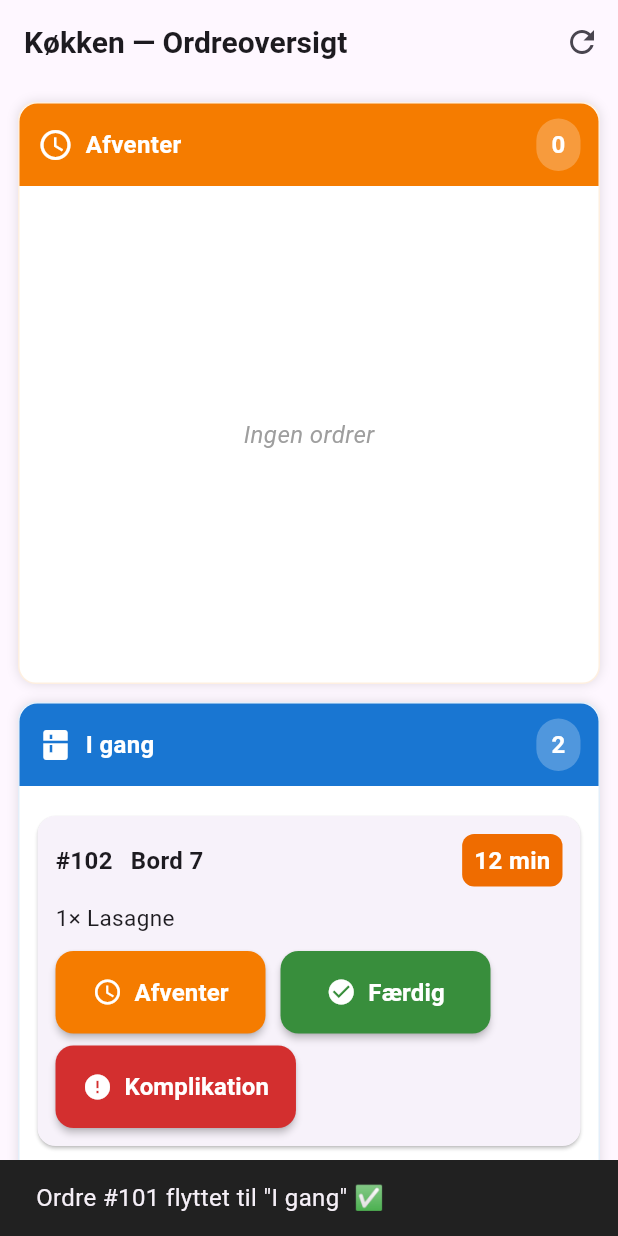
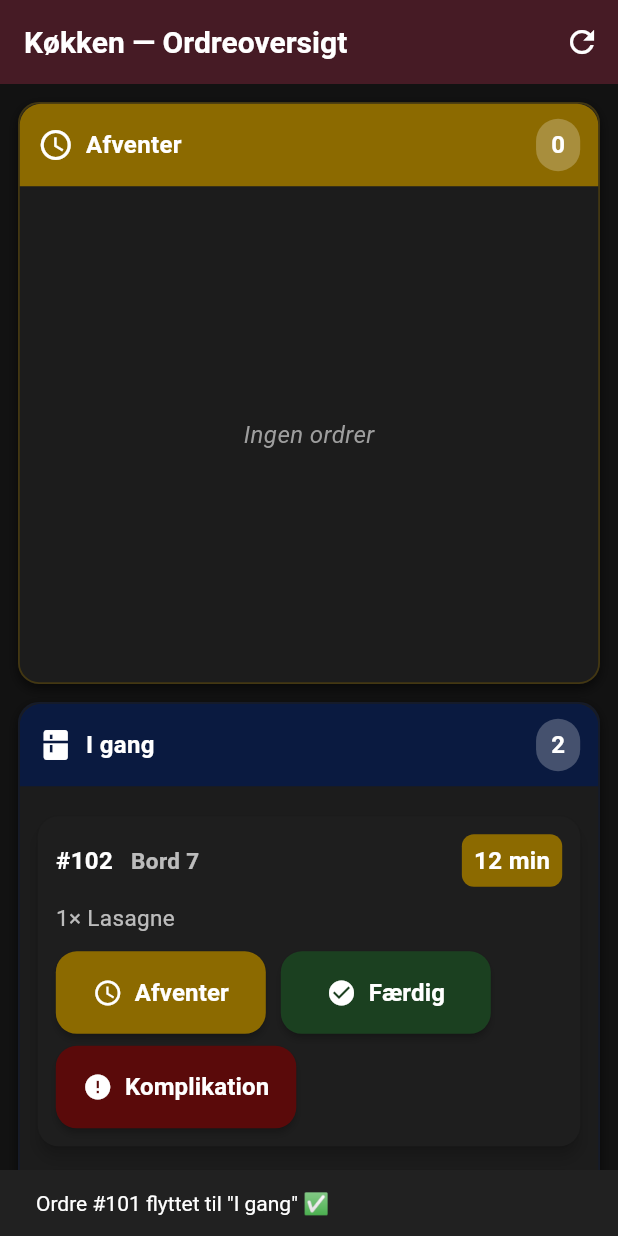
Before and after one commit to IamCobra/vesuvius, a Flutter app: the screen it shows after launch, after a tap on "I gang", on a phone screen of 412 x 824 dp. Run offline on Flutter 3.47's test engine with Material 3 defaults, Android fonts, the light colour scheme and no system bars.

Commit message:
køkken skiftet farver

```diff
--- a/kitchen_app/lib/main.dart
+++ b/kitchen_app/lib/main.dart
@@ -13,11 +13,54 @@ class KitchenApp extends StatelessWidget {
     return MaterialApp(
       title: 'Køkken Skærm',
       theme: ThemeData(
-        primarySwatch: Colors.green,
+        brightness: Brightness.dark,
+        primaryColor: const Color(0xFF3A0D12), // dyb burgundy
+        scaffoldBackgroundColor: const Color(0xFF121212), // næsten sort
         textTheme: const TextTheme(
-          bodyMedium: TextStyle(fontSize: 16),
-          bodySmall: TextStyle(fontSize: 14),
-          titleLarge: TextStyle(fontSize: 20, fontWeight: FontWeight.w700),
+          bodyMedium: TextStyle(fontSize: 16, color: Color(0xFFE0E0E0)),
+          bodySmall: TextStyle(fontSize: 14, color: Color(0xFF999999)),
+          titleLarge: TextStyle(
+            fontSize: 20,
+            fontWeight: FontWeight.w700,
+            color: Color(0xFFF5E6E6), // lys burgundy-tekst
+          ),
+        ),
+        appBarTheme: const AppBarTheme(
+          backgroundColor: Color(0xFF3A0D12), // dyb burgundy
+          foregroundColor: Colors.white,
+          elevation: 3,
+          titleTextStyle: TextStyle(
+            fontSize: 20,
+            fontWeight: FontWeight.w700,
+            color: Colors.white,
+          ),
+        ),
+        cardTheme: CardThemeData(
+          color: const Color(0xFF1E1E1E),
+          shadowColor: Colors.black87,
+          elevation: 4,
+          shape: RoundedRectangleBorder(
+            borderRadius: BorderRadius.circular(14),
+          ),
+        ),
+        snackBarTheme: const SnackBarThemeData(
+          backgroundColor: Color(0xFF1E1E1E),
+          contentTextStyle: TextStyle(color: Colors.white),
+        ),
+        elevatedButtonTheme: ElevatedButtonThemeData(
+          style: ButtonStyle(
+            backgroundColor: MaterialStatePropertyAll(Color(0xFF3A0D12)), // burgundy
+            foregroundColor: MaterialStatePropertyAll(Colors.white),
+            shape: MaterialStatePropertyAll(
+              RoundedRectangleBorder(
+                borderRadius: BorderRadius.all(Radius.circular(14)),
+              ),
+            ),
+            padding: MaterialStatePropertyAll(
+              EdgeInsets.symmetric(horizontal: 18, vertical: 14),
+            ),
+            elevation: MaterialStatePropertyAll(2),
+          ),
         ),
       ),
       home: const KitchenScreen(),
@@ -59,13 +102,13 @@ extension OrderStatusProps on OrderStatus {
   Color get color {
     switch (this) {
       case OrderStatus.queued:
-        return Colors.orange.shade700;
+        return const Color(0xFF8C6A00); // mørk guld
       case OrderStatus.inProgress:
-        return Colors.blue.shade700;
+        return const Color(0xFF0A1A40); // meget mørkeblå
       case OrderStatus.ready:
-        return Colors.green.shade700;
+        return const Color(0xFF1B4020); // mørk grøn
       case OrderStatus.complications:
-        return Colors.red.shade700;
+        return const Color(0xFF5A0A0A); // dyb mørkerød
     }
   }
 }
@@ -92,7 +135,7 @@ class Order {
   });
 }
 
-// ---------------- MOCK DATA / SIMULERET API ----------------
+// ---------------- MOCK DATA ----------------
 List<Order> _mockOrders = [
   Order(
     id: 101,
@@ -120,20 +163,19 @@ List<Order> _mockOrders = [
   ),
 ];
 
-// Simuleret fetch
 Future<List<Order>> mockFetchOrders() async {
   await Future.delayed(const Duration(milliseconds: 200));
-  // Returner kopi så UI kan sortere uden at ændre den originale liste direkte
-  return _mockOrders.map((o) => Order(
-    id: o.id,
-    table: o.table,
-    status: o.status,
-    items: List.from(o.items),
-    placedAt: o.placedAt,
-  )).toList();
+  return _mockOrders
+      .map((o) => Order(
+            id: o.id,
+            table: o.table,
+            status: o.status,
+            items: List.from(o.items),
+            placedAt: o.placedAt,
+          ))
+      .toList();
 }
 
-// Simuleret opdatering
 Future<Order> mockUpdateStatus(int orderId, OrderStatus newStatus) async {
   await Future.delayed(const Duration(milliseconds: 200));
   final idx = _mockOrders.indexWhere((o) => o.id == orderId);
@@ -205,7 +247,8 @@ class _KitchenScreenState extends State<KitchenScreen> {
       await _loadOrders();
       ScaffoldMessenger.of(context).hideCurrentSnackBar();
       ScaffoldMessenger.of(context).showSnackBar(SnackBar(
-        content: Text('Ordre #${updated.id} flyttet til "${updated.status.label}" ✅'),
+        content:
+            Text('Ordre #${updated.id} flyttet til "${updated.status.label}" ✅'),
         backgroundColor: Colors.grey[900],
       ));
     } catch (e) {
@@ -222,12 +265,11 @@ class _KitchenScreenState extends State<KitchenScreen> {
     return diff == 0 ? 'Nu' : '$diff min';
   }
 
-  // Prioritetsfarve baseret på hvor gammel ordren er
   Color _urgencyColor(Order order) {
     final diff = DateTime.now().difference(order.placedAt).inMinutes;
-    if (diff < 5) return Colors.green.shade700;
-    if (diff < 15) return Colors.orange.shade800;
-    return Colors.red.shade700;
+    if (diff < 5) return const Color(0xFF1B4020); // mørkegrøn
+    if (diff < 15) return const Color(0xFF8C6A00); // mørk guld
+    return const Color(0xFF5A0A0A); // mørkerød
   }
 
   @override
@@ -254,42 +296,54 @@ class _KitchenScreenState extends State<KitchenScreen> {
               LinearProgressIndicator(
                 minHeight: 4,
                 color: Theme.of(context).primaryColor,
-                backgroundColor: Colors.grey[200],
+                backgroundColor: Colors.grey[900],
               ),
             if (error.isNotEmpty)
               Container(
                 width: double.infinity,
-                color: Colors.red.shade50,
-                padding: const EdgeInsets.symmetric(vertical: 8, horizontal: 12),
-                child: Text(error, style: const TextStyle(color: Colors.red)),
+                color: Colors.red.shade900,
+                padding:
+                    const EdgeInsets.symmetric(vertical: 8, horizontal: 12),
+                child: Text(error,
+                    style: const TextStyle(color: Colors.white, fontSize: 16)),
               ),
-
             Expanded(
               child: RefreshIndicator(
                 onRefresh: _loadOrders,
+                color: Theme.of(context).primaryColor,
+                backgroundColor: Colors.black,
                 child: GridView.count(
                   crossAxisCount: crossAxisCount,
                   padding: const EdgeInsets.all(12),
                   crossAxisSpacing: 12,
                   mainAxisSpacing: 12,
                   children: statuses.map((status) {
-                    final filtered = orders.where((o) => o.status == status).toList();
+                    final filtered =
+                        orders.where((o) => o.status == status).toList();
 
                     return Container(
                       decoration: BoxDecoration(
-                        color: Colors.white,
-                        borderRadius: BorderRadius.circular(12),
-                        boxShadow: const [BoxShadow(color: Colors.black12, blurRadius: 6)],
-                        border: Border.all(color: status.color.withOpacity(0.12)),
+                        color: const Color(0xFF1C1C1C),
+                        borderRadius: BorderRadius.circular(14),
+                        boxShadow: const [
+                          BoxShadow(
+                              color: Colors.black54,
+                              blurRadius: 6,
+                              offset: Offset(0, 3))
+                        ],
+                        border: Border.all(
+                            color: status.color.withOpacity(0.35), width: 1.2),
                       ),
                       child: Column(
                         crossAxisAlignment: CrossAxisAlignment.start,
                         children: [
                           Container(
-                            padding: const EdgeInsets.symmetric(horizontal: 12, vertical: 10),
+                            padding: const EdgeInsets.symmetric(
+                                horizontal: 12, vertical: 10),
                             decoration: BoxDecoration(
                               color: status.color,
-                              borderRadius: const BorderRadius.vertical(top: Radius.circular(12)),
+                              borderRadius: const BorderRadius.vertical(
+                                  top: Radius.circular(14)),
                             ),
                             child: Row(
                               mainAxisAlignment: MainAxisAlignment.spaceBetween,
@@ -306,25 +360,28 @@ class _KitchenScreenState extends State<KitchenScreen> {
                                   ],
                                 ),
                                 Container(
-                                  padding: const EdgeInsets.symmetric(horizontal: 10, vertical: 6),
+                                  padding: const EdgeInsets.symmetric(
+                                      horizontal: 10, vertical: 6),
                                   decoration: BoxDecoration(
                                     color: Colors.white24,
                                     borderRadius: BorderRadius.circular(20),
                                   ),
                                   child: Text('${filtered.length}',
-                                      style: const TextStyle(color: Colors.white, fontWeight: FontWeight.w700)),
+                                      style: const TextStyle(
+                                          color: Colors.white,
+                                          fontWeight: FontWeight.w700)),
                                 ),
                               ],
                             ),
                           ),
-
-                          // Indhold: liste over ordrer i denne status
                           Expanded(
                             child: filtered.isEmpty
                                 ? Center(
                                     child: Text(
                                       'Ingen ordrer',
-                                      style: TextStyle(color: Colors.grey[500], fontStyle: FontStyle.italic),
+                                      style: TextStyle(
+                                          color: Colors.grey[500],
+                                          fontStyle: FontStyle.italic),
                                     ),
                                   )
                                 : ListView.builder(
@@ -336,7 +393,8 @@ class _KitchenScreenState extends State<KitchenScreen> {
                                         order: order,
                                         statuses: statuses,
                                         onChangeStatus: _updateStatus,
-                                        timeSinceLabel: _timeSince(order.placedAt),
+                                        timeSinceLabel:
+                                            _timeSince(order.placedAt),
                                         urgencyColor: _urgencyColor(order),
                                       );
                                     },
@@ -359,7 +417,8 @@ class _KitchenScreenState extends State<KitchenScreen> {
 class _OrderCard extends StatelessWidget {
   final Order order;
   final List<OrderStatus> statuses;
-  final Future<void> Function(int orderId, OrderStatus newStatus) onChangeStatus;
+  final Future<void> Function(int orderId, OrderStatus newStatus)
+      onChangeStatus;
   final String timeSinceLabel;
   final Color urgencyColor;
 
@@ -375,8 +434,6 @@ class _OrderCard extends StatelessWidget {
   Widget build(BuildContext context) {
     return Card(
       margin: const EdgeInsets.symmetric(vertical: 8),
-      shape: RoundedRectangleBorder(borderRadius: BorderRadius.circular(12)),
-      elevation: 1,
       child: Padding(
         padding: const EdgeInsets.all(12),
         child: Column(
@@ -387,39 +444,45 @@ class _OrderCard extends StatelessWidget {
               children: [
                 Row(children: [
                   Text('#${order.id}',
-                      style: const TextStyle(fontWeight: FontWeight.w700, fontSize: 16)),
+                      style: const TextStyle(
+                          fontWeight: FontWeight.w700,
+                          fontSize: 16,
+                          color: Colors.white)),
                   const SizedBox(width: 12),
-                  Text(order.table, style: const TextStyle(fontWeight: FontWeight.w600)),
+                  Text(order.table,
+                      style: const TextStyle(
+                          fontWeight: FontWeight.w600,
+                          fontSize: 15,
+                          color: Colors.white70)),
                 ]),
                 Container(
-                  padding: const EdgeInsets.symmetric(horizontal: 8, vertical: 6),
+                  padding:
+                      const EdgeInsets.symmetric(horizontal: 8, vertical: 6),
                   decoration: BoxDecoration(
                     color: urgencyColor,
                     borderRadius: BorderRadius.circular(8),
                   ),
                   child: Text(
                     timeSinceLabel,
-                    style: const TextStyle(color: Colors.white, fontWeight: FontWeight.w700),
+                    style: const TextStyle(
+                        color: Colors.white, fontWeight: FontWeight.w700),
                   ),
                 ),
               ],
             ),
-
             const SizedBox(height: 8),
-
-            // Items
             Column(
               crossAxisAlignment: CrossAxisAlignment.start,
               children: order.items
                   .map((it) => Padding(
                         padding: const EdgeInsets.symmetric(vertical: 2),
-                        child: Text('${it.qty}× ${it.name}', style: const TextStyle(fontSize: 15)),
+                        child: Text('${it.qty}× ${it.name}',
+                            style: const TextStyle(
+                                fontSize: 15, color: Colors.white70)),
                       ))
                   .toList(),
             ),
-
             const SizedBox(height: 10),
-
             Wrap(
               spacing: 10,
               runSpacing: 8,
@@ -462,14 +525,16 @@ class _StatusButton extends StatelessWidget {
         padding: const EdgeInsets.symmetric(vertical: 4),
         child: Text(
           label,
-          style: const TextStyle(fontSize: 16, fontWeight: FontWeight.w700, color: Colors.white),
+          style: const TextStyle(
+              fontSize: 16, fontWeight: FontWeight.w700, color: Colors.white),
         ),
       ),
       style: ElevatedButton.styleFrom(
         backgroundColor: color,
         padding: const EdgeInsets.symmetric(horizontal: 18, vertical: 12),
         minimumSize: const Size(140, 52),
-        shape: RoundedRectangleBorder(borderRadius: BorderRadius.circular(12)),
+        shape:
+            RoundedRectangleBorder(borderRadius: BorderRadius.circular(14)),
         elevation: 2,
       ),
     );
```
